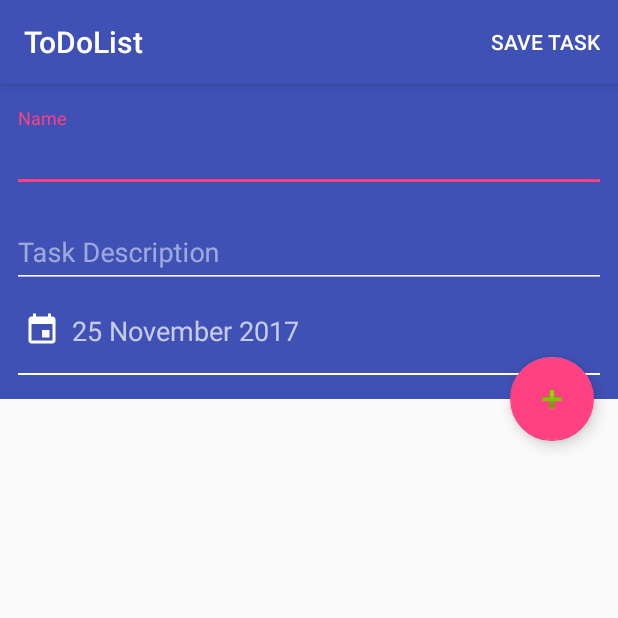
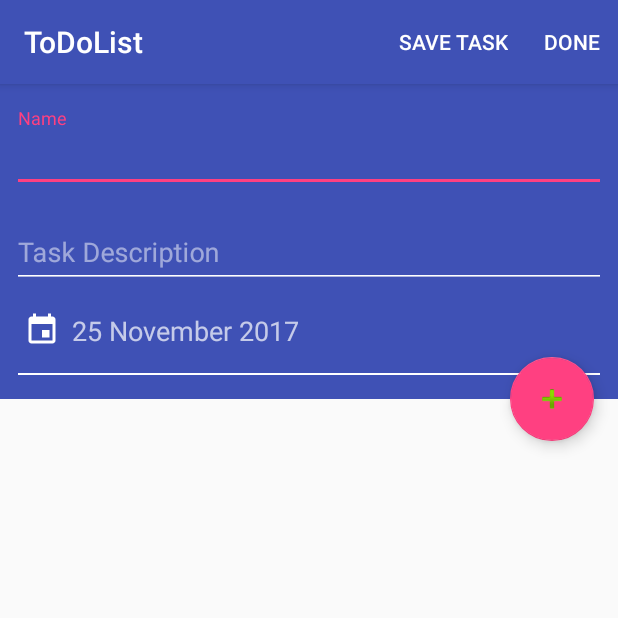
Before and after one commit to IvanGumeniuk/ToDoList-1, an Android app: the screen it shows after launch (CreateTaskActivity), after a tap on an icon or button, on a phone screen of 412 x 824 dp, the top half of it. Run offline under Robolectric (Android 15) with nearby library versions, the phone set to English and light mode, and no system bars.

Commit message:
created done button

```diff
--- a/app/src/main/java/com/example/alina/todolist/CreateTaskActivity.java
+++ b/app/src/main/java/com/example/alina/todolist/CreateTaskActivity.java
@@ -8,12 +8,16 @@ import android.support.v4.app.DialogFragment;
 import android.support.v4.app.FragmentManager;
 import android.support.v7.app.AppCompatActivity;
 import android.os.Bundle;
+import android.support.v7.view.menu.ActionMenuItemView;
+import android.support.v7.widget.ActionMenuView;
 import android.support.v7.widget.LinearLayoutManager;
 import android.support.v7.widget.RecyclerView;
+import android.util.Log;
 import android.view.Menu;
 import android.view.MenuInflater;
 import android.view.MenuItem;
 import android.view.View;
+import android.widget.Button;
 import android.widget.EditText;
 import android.widget.LinearLayout;
 import android.widget.TextView;
@@ -22,6 +26,7 @@ import android.widget.Toast;
 import com.example.alina.todolist.adapters.SubTaskAdapter;
 import com.example.alina.todolist.entities.SubTask;
 import com.example.alina.todolist.entities.Task;
+import com.example.alina.todolist.entities.TaskObject;
 import com.example.alina.todolist.enums.BundleKey;
 import com.example.alina.todolist.fragments.DatePickerFragment;
 import com.example.alina.todolist.fragments.AddSubTaskDialogFragment;
@@ -38,10 +43,10 @@ public class CreateTaskActivity extends AppCompatActivity implements
     private EditText nameEditText;
     private EditText descriptionEditText;
     private TextView dateTextView;
-    private FloatingActionButton createSubTaskButton;
     private RecyclerView subTaskRecycler;
     private SubTaskAdapter subTaskAdapter;
     private LinearLayout taskDateLayout;
+    private Menu menu;
     private Validator stringValidator = new Validator.StringValidatorBuilder()
             .setNotEmpty()
             .setMinLength(3)
@@ -64,11 +69,6 @@ public class CreateTaskActivity extends AppCompatActivity implements
         initDatePickerClick();
         initSubTaskRecycler();
         initCreateTaskButton();
-    }
-
-    @Override
-    public void onFinishSubTask(SubTask subTask) {
-        subTaskAdapter.addNewSubTask(subTask);
     }
 
     private void initUI() {
@@ -107,9 +107,15 @@ public class CreateTaskActivity extends AppCompatActivity implements
         });
     }
 
+    @Override
+    public void onFinishSubTask(SubTask subTask) {
+        subTaskAdapter.addNewSubTask(subTask);
+    }
+
     private void initSubTaskRecycler(){
         subTaskAdapter = new SubTaskAdapter();
-        subTaskRecycler.setLayoutManager(new LinearLayoutManager(this, LinearLayoutManager.VERTICAL, false));
+        subTaskRecycler.setLayoutManager(new LinearLayoutManager(this,
+                LinearLayoutManager.VERTICAL, false));
         subTaskRecycler.setAdapter(subTaskAdapter);
         if (task.getSubTasks().size() != 0){
             subTaskAdapter.addAllSubTask(task.getSubTasks());
@@ -117,7 +123,8 @@ public class CreateTaskActivity extends AppCompatActivity implements
     }
 
     private void initCreateTaskButton() {
-        createSubTaskButton = (FloatingActionButton) findViewById(R.id.createSubTaskButton);
+        FloatingActionButton createSubTaskButton = (FloatingActionButton)
+                findViewById(R.id.createSubTaskButton);
         createSubTaskButton.setOnClickListener(new View.OnClickListener() {
             @Override
             public void onClick(View v) {
@@ -130,6 +137,17 @@ public class CreateTaskActivity extends AppCompatActivity implements
     public boolean onCreateOptionsMenu (Menu menu) {
         MenuInflater inflater = getMenuInflater();
         inflater.inflate(R.menu.task_editor, menu);
+        MenuItem doneItem = menu.findItem(R.id.item_done_task);
+        MenuItem saveItem = menu.findItem(R.id.item_save);
+        if (task.isDone()) {
+            doneItem.setTitle(getString(R.string.undone_task));
+            saveItem.setEnabled(false);
+        }
+        if (!task.isDone()) {
+            doneItem.setTitle(getString(R.string.done_task));
+            saveItem.setEnabled(true);
+        }
+        this.menu = menu;
         return true;
     }
 
@@ -139,8 +157,24 @@ public class CreateTaskActivity extends AppCompatActivity implements
             case R.id.item_save:
                 saveTask();
                 return true;
+            case R.id.item_done_task:
+                setTaskDone();
+                return true;
             default:
                 return super.onOptionsItemSelected(item);
+        }
+    }
+
+    private void setTaskDone() {
+        if (task.getStatus() == TaskObject.TaskStatus.DONE) {
+            task.setStatus(TaskObject.TaskStatus.NEW);
+            saveTask();
+        }
+        if (task.isAllSubTasksDone() && task.getStatus() == TaskObject.TaskStatus.NEW) {
+            task.setStatus(TaskObject.TaskStatus.DONE);
+            saveTask();
+        } else {
+            Toast.makeText(this, "All SubTasks must be done!", Toast.LENGTH_SHORT).show();
         }
     }
 
--- a/app/src/main/res/menu/task_editor.xml
+++ b/app/src/main/res/menu/task_editor.xml
@@ -6,5 +6,9 @@
         android:id="@+id/item_save"
         app:showAsAction="always"
         android:titleCondensed="Save Task"
-        android:title="@string/save"/>
+        android:title=""/>
+    <item
+        android:id="@+id/item_done_task"
+        app:showAsAction="ifRoom"
+        android:title=""/>
 </menu>
--- a/app/src/main/res/values/strings.xml
+++ b/app/src/main/res/values/strings.xml
@@ -9,4 +9,6 @@
     <string name="subtask_description">SubTask description</string>
     <string name="subtask_status">SubTask status</string>
     <string name="task_status">Task status</string>
+    <string name="done_task">DONE</string>
+    <string name="undone_task">UNDONE</string>
 </resources>
```
Also changed, not shown: app/src/main/java/com/example/alina/todolist/entities/Task.java (+35 -16 lines), app/src/main/java/com/example/alina/todolist/entities/TaskObject.java (+9 -0 lines).
